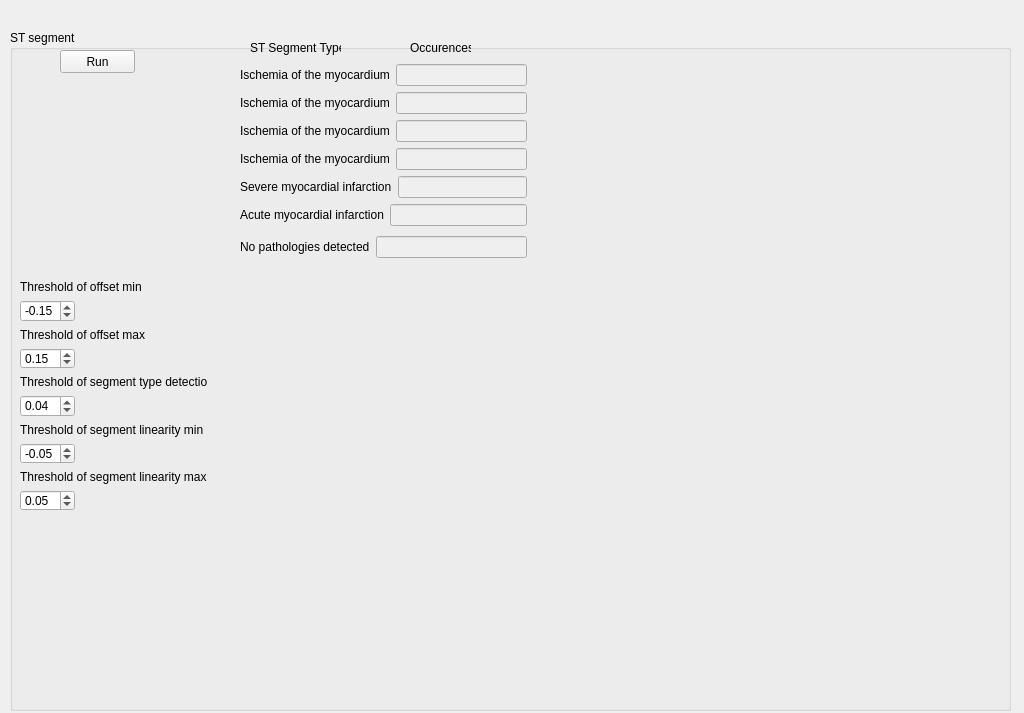
KuleszIB/EcgAppCore, file EcgApplicationCore/View/st_segment_gui.ui: the form before one commit.
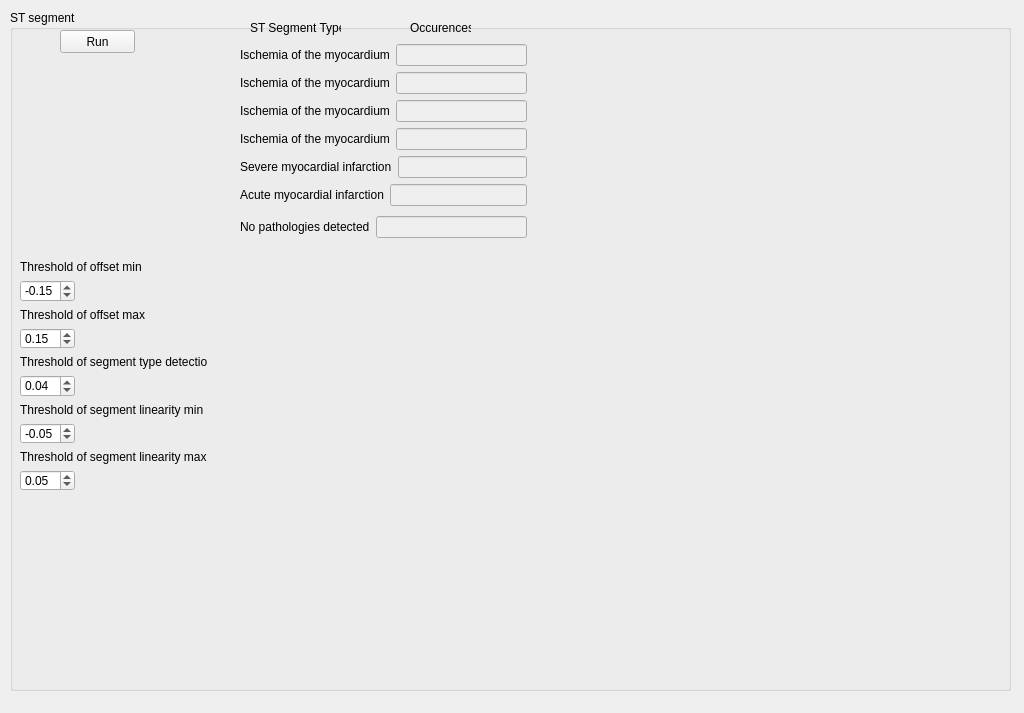
The form after the commit.

Patch:
```diff
--- a/EcgApplicationCore/View/st_segment_gui.ui
+++ b/EcgApplicationCore/View/st_segment_gui.ui
@@ -17,7 +17,7 @@
    <property name="geometry">
     <rect>
      <x>10</x>
-     <y>30</y>
+     <y>10</y>
      <width>1001</width>
      <height>681</height>
     </rect>
@@ -221,7 +221,7 @@
      <string>Occurences</string>
     </property>
    </widget>
-   <widget class="QWidget" name="">
+   <widget class="QWidget" name="layoutWidget">
     <property name="geometry">
      <rect>
       <x>230</x>
```
